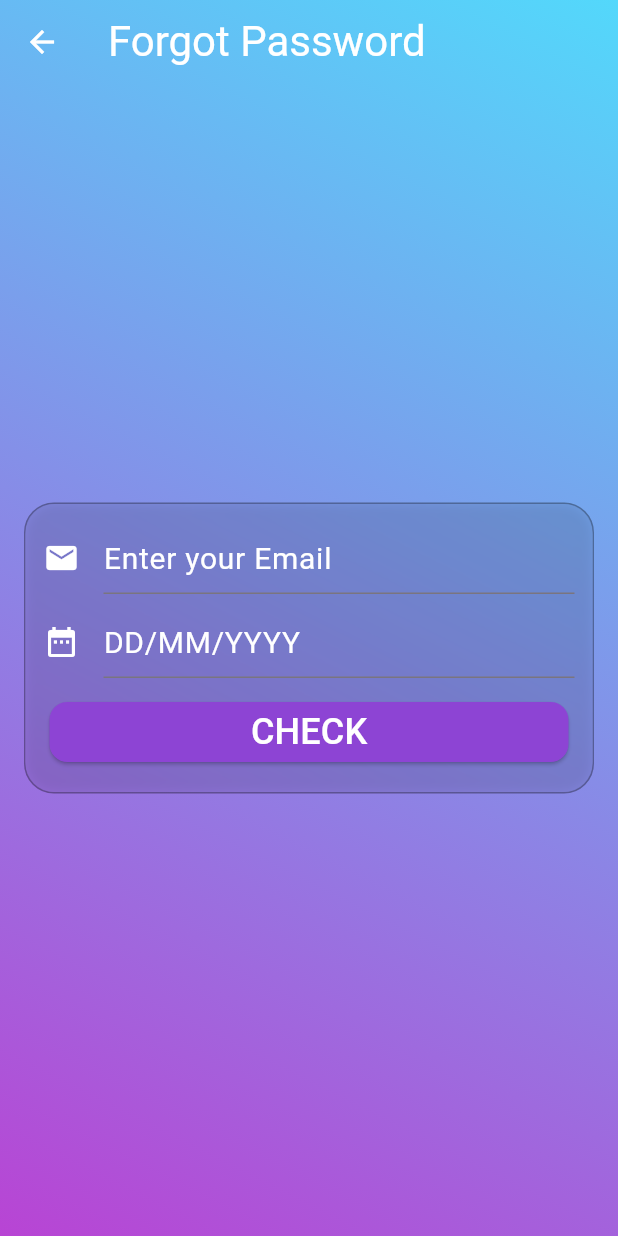
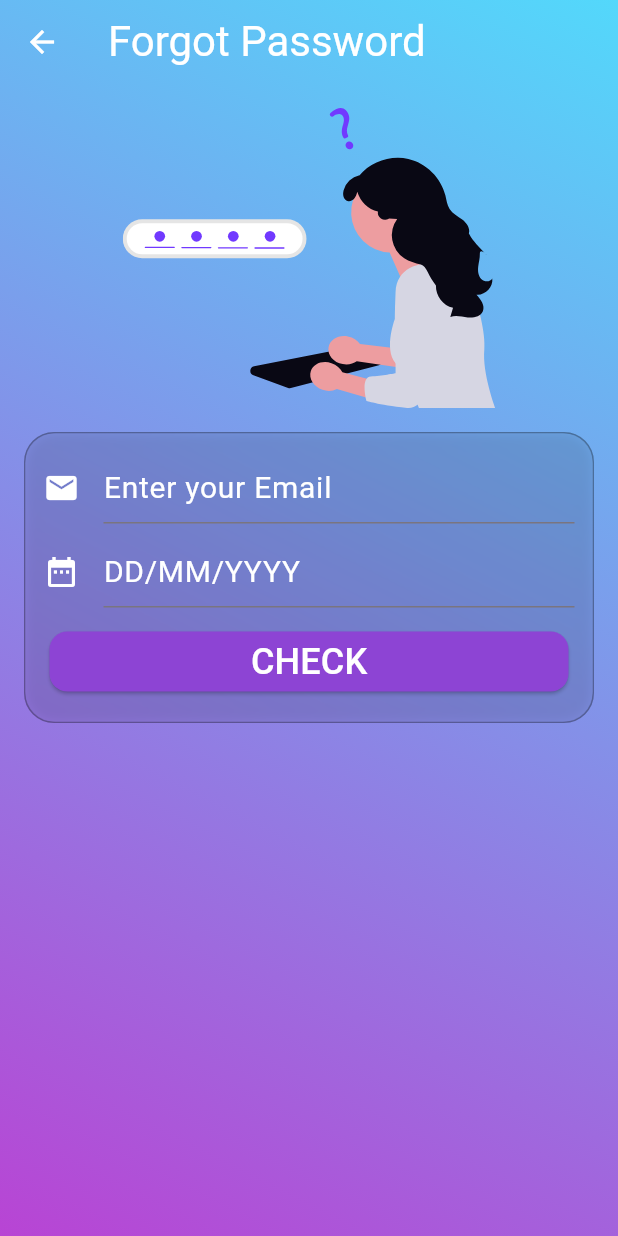
Before and after one commit to vvivekranjan/goal-tracker-app-flutter, a Flutter app: the ForgotPassword screen opened directly, on a phone screen of 412 x 824 dp. Run offline on Flutter 3.47's test engine with Material 3 defaults, Android fonts, the phone set to English and light mode, and no system bars; our stand-ins replace carousel_slider, device_preview_plus, dots_indicator, flutter_svg.

Commit message:
illustration added

```diff
--- a/goal_tracker/lib/forgot_password.dart
+++ b/goal_tracker/lib/forgot_password.dart
@@ -2,6 +2,7 @@ import 'dart:developer' as console;
 import 'dart:ui';
 
 import 'package:flutter/material.dart';
+import 'package:flutter_svg/svg.dart';
 
 class ForgotPassword extends StatelessWidget {
   const ForgotPassword({super.key});
@@ -28,11 +29,20 @@ class ForgotPassword extends StatelessWidget {
         ),
         child: SafeArea(
           minimum: const EdgeInsets.all(16.0),
-          child: Column(
-            mainAxisAlignment: MainAxisAlignment.center,
-            children: [
-              ForgotForm()
-            ]
+          child: SingleChildScrollView(
+            child: Column(
+              children: [
+                Padding(
+                  padding: const EdgeInsets.all(16.0),
+                  child: SvgPicture.asset(
+                    'assets/forgot_password.svg',
+                    height: 200,
+                    fit: BoxFit.contain,
+                  ),
+                ),
+                ForgotForm()
+              ]
+            ),
           ),
         ),
       ),
--- a/goal_tracker/pubspec.yaml
+++ b/goal_tracker/pubspec.yaml
@@ -70,6 +70,7 @@ flutter:
     - assets/visualize_success.svg
     - assets/login.svg
     - assets/sign_up.svg
+    - assets/forgot_password.svg
 
   # An image asset can refer to one or more resolution-specific "variants", see
   # https://flutter.dev/to/resolution-aware-images
```
Also changed, not shown: goal_tracker/assets/forgot_password.svg (added), goal_tracker/pubspec.lock.
